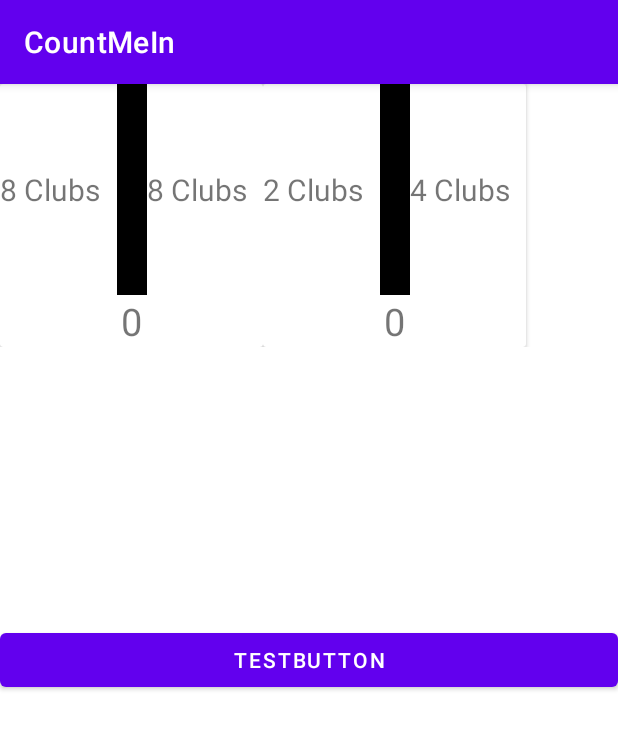
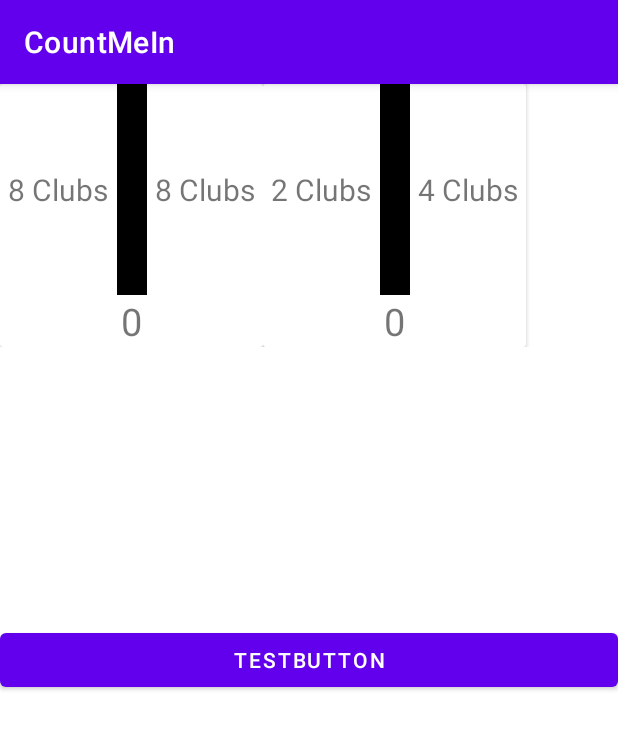
Before and after one commit to scappworks/CountMeIn, an Android app: the screen it shows after launch (GameActivity), after a tap on "PLAY", on a phone screen of 412 x 824 dp. Shown: the top 729 px of the screen. Run offline under Robolectric (Android 15) with nearby library versions, the phone set to English and light mode, and no system bars.

Commit message:
add text centering for hand views

```diff
--- a/app/src/main/res/layout/hand_player.xml
+++ b/app/src/main/res/layout/hand_player.xml
@@ -14,6 +14,8 @@
             android:layout_height="wrap_content"
             android:text="1"
             android:textSize="20sp"
+            android:textAlignment="center"
+            android:gravity="center_horizontal"
             app:layout_constraintLeft_toLeftOf="parent"
             app:layout_constraintRight_toLeftOf="@id/divider"
             app:layout_constraintTop_toTopOf="parent"
@@ -25,6 +27,8 @@
             android:layout_height="wrap_content"
             android:text="1"
             android:textSize="20sp"
+            android:textAlignment="center"
+            android:gravity="center_horizontal"
             app:layout_constraintLeft_toRightOf="@id/divider"
             app:layout_constraintRight_toRightOf="parent"
             app:layout_constraintTop_toTopOf="parent"
```
